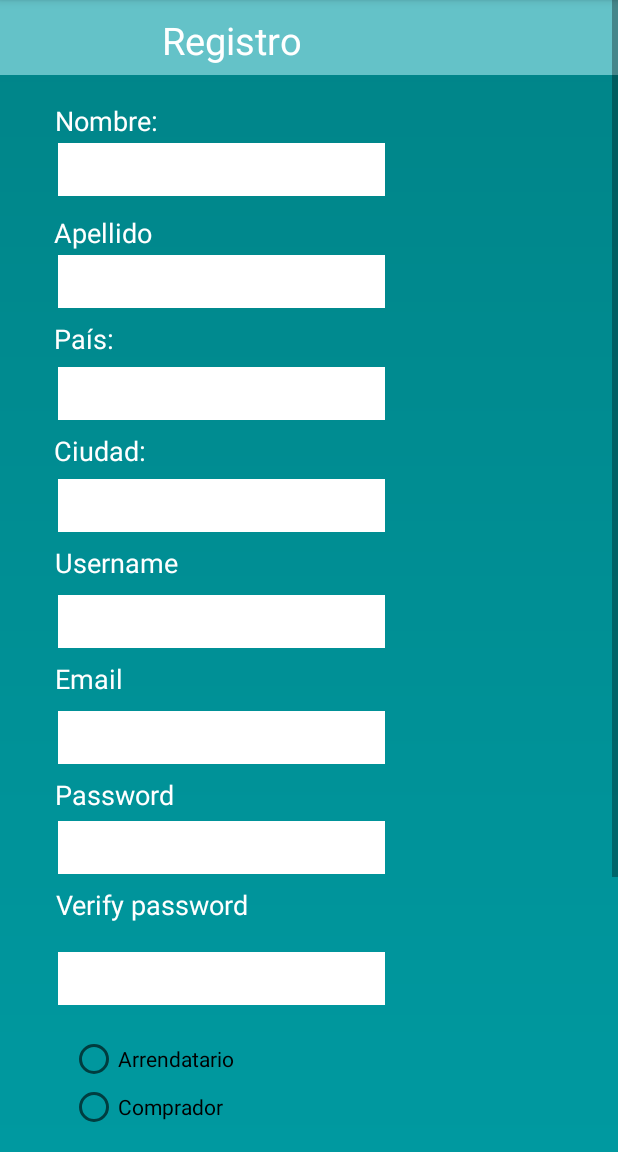
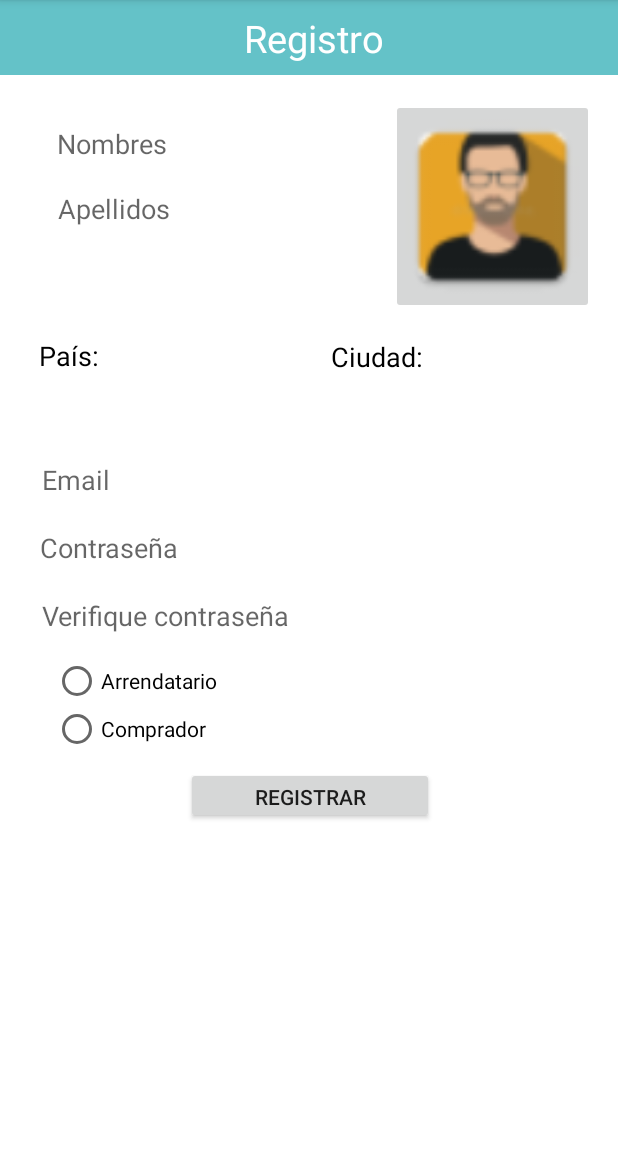
Before and after one commit to IntroCompuMovil18302/EarthBnB, an Android app: the RegisterActivity screen opened directly, with no data from a screen before it, on a phone screen of 412 x 824 dp, the part 84-1236 px from its top. Run offline under Robolectric (Android 15) with nearby library versions, the phone set to English and light mode, and no system bars; our stand-ins replace Firebase (no records; nobody signed in at launch, a user with empty details on screens opened directly); 1 statement that could not run was skipped.

Commit message:
Registro_Nice

```diff
--- a/EarthBandB/app/src/main/res/layout/activity_register.xml
+++ b/EarthBandB/app/src/main/res/layout/activity_register.xml
@@ -4,36 +4,37 @@
     xmlns:tools="http://schemas.android.com/tools"
     android:layout_width="match_parent"
     android:layout_height="match_parent"
-    tools:context=".RegisterActivity"
-    android:background="@drawable/background_gradient">
+    android:background="#ffffff"
+    tools:context=".RegisterActivity">
 
     <android.support.constraint.ConstraintLayout
         android:layout_width="match_parent"
         android:layout_height="50dp"
         android:layout_alignParentStart="true"
+        android:layout_alignParentLeft="true"
         android:layout_alignParentTop="true"
-        android:background="#64c2c8"
-        android:layout_alignParentLeft="true">
+        android:background="#64c2c8">
 
 
         <TextView
             android:id="@+id/textView"
-            android:layout_width="133dp"
+            android:layout_width="95dp"
             android:layout_height="36dp"
+            android:layout_marginStart="100dp"
+            android:layout_marginLeft="100dp"
+            android:layout_marginTop="8dp"
+            android:layout_marginEnd="50dp"
+            android:layout_marginRight="50dp"
             android:layout_marginBottom="3dp"
-            android:layout_marginEnd="50dp"
-            android:layout_marginLeft="100dp"
-            android:layout_marginRight="50dp"
-            android:layout_marginStart="100dp"
-            android:layout_marginTop="8dp"
             android:text="Registro"
             android:textColor="#ffffff"
             android:textSize="25dp"
             app:layout_constraintBottom_toBottomOf="parent"
             app:layout_constraintEnd_toEndOf="parent"
-            app:layout_constraintHorizontal_bias="0.06"
+            app:layout_constraintHorizontal_bias="0.376"
             app:layout_constraintStart_toStartOf="parent"
-            app:layout_constraintTop_toTopOf="parent" />
+            app:layout_constraintTop_toTopOf="parent"
+            app:layout_constraintVertical_bias="0.0" />
     </android.support.constraint.ConstraintLayout>
 
     <ScrollView
@@ -41,6 +42,7 @@
         android:layout_height="match_parent"
         android:layout_alignParentStart="true"
         android:layout_alignParentTop="true"
+        android:layout_marginTop="50dp"
         android:scrollbars="vertical">
 
         <LinearLayout
@@ -50,99 +52,71 @@
             <android.support.constraint.ConstraintLayout
                 android:layout_width="match_parent"
                 android:layout_height="match_parent"
+                android:layout_alignParentStart="true"
                 android:layout_alignParentLeft="true"
-                android:layout_alignParentStart="true"
                 android:layout_centerVertical="true"
                 android:minHeight="205dp">
 
-                <TextView
-                    android:id="@+id/nombreTextView"
-                    android:layout_width="69dp"
-                    android:layout_height="23dp"
-                    android:layout_alignParentBottom="true"
-                    android:layout_alignParentLeft="true"
-                    android:layout_alignParentStart="true"
-                    android:layout_marginTop="68dp"
-                    android:text="Nombre:"
-                    android:textColor="#ffffff"
-                    android:textSize="18dp"
-                    app:layout_constraintEnd_toEndOf="parent"
-                    app:layout_constraintHorizontal_bias="0.107"
+                <EditText
+                    android:id="@+id/NombreEditText"
+                    android:layout_width="181dp"
+                    android:layout_height="35dp"
+                    android:layout_marginStart="8dp"
+                    android:layout_marginLeft="8dp"
+                    android:layout_marginTop="28dp"
+                    android:layout_marginEnd="8dp"
+                    android:layout_marginRight="8dp"
+                    android:background="#ffffff"
+                    android:ems="10"
+                    android:hint="Nombres"
+                    android:inputType="textPersonName"
+                    app:layout_constraintEnd_toStartOf="@+id/imgBtnUsuario"
+                    app:layout_constraintHorizontal_bias="0.472"
                     app:layout_constraintStart_toStartOf="parent"
                     app:layout_constraintTop_toTopOf="parent" />
 
                 <EditText
-                    android:id="@+id/NombreEditText"
-                    android:layout_width="218dp"
+                    android:id="@+id/ApellidoeditText"
+                    android:layout_width="184dp"
                     android:layout_height="35dp"
+                    android:layout_marginStart="8dp"
+                    android:layout_marginLeft="8dp"
+                    android:layout_marginTop="8dp"
                     android:layout_marginEnd="8dp"
-                    android:layout_marginStart="8dp"
-                    android:layout_marginTop="4dp"
+                    android:layout_marginRight="8dp"
                     android:background="#ffffff"
                     android:ems="10"
+                    android:hint="Apellidos"
                     android:inputType="textPersonName"
-                    app:layout_constraintEnd_toEndOf="parent"
-                    app:layout_constraintHorizontal_bias="0.173"
-                    app:layout_constraintStart_toStartOf="parent"
-                    app:layout_constraintTop_toBottomOf="@+id/nombreTextView" />
-
-                <TextView
-                    android:id="@+id/apellidoTextView"
-                    android:layout_width="69dp"
-                    android:layout_height="23dp"
-                    android:layout_marginEnd="8dp"
-                    android:layout_marginStart="8dp"
-                    android:layout_marginTop="12dp"
-                    android:text="Apellido:"
-                    android:textColor="#ffffff"
-                    android:textSize="18sp"
-                    app:layout_constraintEnd_toEndOf="parent"
-                    app:layout_constraintHorizontal_bias="0.086"
+                    app:layout_constraintEnd_toStartOf="@+id/imgBtnUsuario"
                     app:layout_constraintStart_toStartOf="parent"
                     app:layout_constraintTop_toBottomOf="@+id/NombreEditText" />
-
-                <EditText
-                    android:id="@+id/ApellidoeditText"
-                    android:layout_width="218dp"
-                    android:layout_height="35dp"
-                    android:layout_marginEnd="8dp"
-                    android:layout_marginLeft="8dp"
-                    android:layout_marginRight="8dp"
-                    android:layout_marginStart="8dp"
-                    android:layout_marginTop="4dp"
-                    android:background="#ffffff"
-                    android:ems="10"
-                    android:inputType="textPersonName"
-                    app:layout_constraintEnd_toEndOf="parent"
-                    app:layout_constraintHorizontal_bias="0.173"
-                    app:layout_constraintStart_toStartOf="parent"
-                    app:layout_constraintTop_toBottomOf="@+id/apellidoTextView" />
 
                 <TextView
                     android:id="@+id/paisTextView"
                     android:layout_width="69dp"
                     android:layout_height="23dp"
+                    android:layout_marginStart="8dp"
+                    android:layout_marginTop="68dp"
                     android:layout_marginEnd="8dp"
-                    android:layout_marginStart="8dp"
-                    android:layout_marginTop="8dp"
                     android:text="País:"
-                    android:textColor="#ffffff"
+                    android:textColor="#000000"
                     android:textSize="18dp"
                     app:layout_constraintEnd_toEndOf="parent"
-                    app:layout_constraintHorizontal_bias="0.086"
+                    app:layout_constraintHorizontal_bias="0.056"
                     app:layout_constraintStart_toStartOf="parent"
                     app:layout_constraintTop_toBottomOf="@+id/ApellidoeditText" />
 
                 <Spinner
                     android:id="@+id/Paisspinner"
-                    android:layout_width="218dp"
+                    android:layout_width="138dp"
                     android:layout_height="35dp"
-                    android:layout_marginEnd="8dp"
-                    android:layout_marginStart="8dp"
+                    android:layout_marginStart="24dp"
+                    android:layout_marginLeft="24dp"
                     android:layout_marginTop="8dp"
+                    android:layout_marginBottom="10dp"
                     android:background="#ffffff"
-                    app:layout_constraintEnd_toEndOf="parent"
-                    app:layout_constraintHorizontal_bias="0.173"
+                    app:layout_constraintBottom_toTopOf="@+id/emailEditText"
                     app:layout_constraintStart_toStartOf="parent"
                     app:layout_constraintTop_toBottomOf="@+id/paisTextView" />
 
@@ -150,162 +124,97 @@
                     android:id="@+id/CiudadtextView"
                     android:layout_width="69dp"
                     android:layout_height="23dp"
+                    android:layout_marginStart="8dp"
+                    android:layout_marginLeft="8dp"
+                    android:layout_marginTop="16dp"
                     android:layout_marginEnd="8dp"
-                    android:layout_marginStart="8dp"
-                    android:layout_marginTop="8dp"
                     android:text="Ciudad:"
-                    android:textColor="#ffffff"
+                    android:textColor="#000000"
                     android:textSize="18dp"
                     app:layout_constraintEnd_toEndOf="parent"
-                    app:layout_constraintHorizontal_bias="0.086"
-                    app:layout_constraintStart_toStartOf="parent"
-                    app:layout_constraintTop_toBottomOf="@+id/Paisspinner" />
+                    app:layout_constraintHorizontal_bias="0.507"
+                    app:layout_constraintStart_toEndOf="@+id/paisTextView"
+                    app:layout_constraintTop_toBottomOf="@+id/imgBtnUsuario" />
 
                 <Spinner
                     android:id="@+id/Ciudadspinner"
-                    android:layout_width="218dp"
+                    android:layout_width="150dp"
                     android:layout_height="35dp"
+                    android:layout_marginStart="8dp"
+                    android:layout_marginLeft="8dp"
+                    android:layout_marginTop="8dp"
                     android:layout_marginEnd="8dp"
-                    android:layout_marginStart="8dp"
-                    android:layout_marginTop="8dp"
+                    android:layout_marginBottom="10dp"
                     android:background="#ffffff"
+                    app:layout_constraintBottom_toTopOf="@+id/emailEditText"
                     app:layout_constraintEnd_toEndOf="parent"
-                    app:layout_constraintHorizontal_bias="0.173"
-                    app:layout_constraintStart_toStartOf="parent"
-                    app:layout_constraintTop_toBottomOf="@+id/CiudadtextView" />
-
-                <TextView
-                    android:id="@+id/usernameTextView"
-                    android:layout_width="95dp"
-                    android:layout_height="26dp"
-                    android:layout_marginEnd="8dp"
-                    android:layout_marginStart="8dp"
-                    android:layout_marginTop="8dp"
-                    android:text="Username"
-                    android:textColor="#ffffff"
-                    android:textSize="18dp"
-                    app:layout_constraintEnd_toEndOf="parent"
-                    app:layout_constraintHorizontal_bias="0.095"
-                    app:layout_constraintStart_toStartOf="parent"
-                    app:layout_constraintTop_toBottomOf="@+id/Ciudadspinner" />
-
-                <EditText
-                    android:id="@+id/usernameEditText"
-                    android:layout_width="218dp"
-                    android:layout_height="35dp"
-                    android:layout_marginEnd="8dp"
-                    android:layout_marginStart="8dp"
-                    android:layout_marginTop="8dp"
-                    android:background="#ffffff"
-                    android:ems="10"
-                    android:inputType="textPersonName"
-                    app:layout_constraintEnd_toEndOf="parent"
-                    app:layout_constraintHorizontal_bias="0.173"
-                    app:layout_constraintStart_toStartOf="parent"
-                    app:layout_constraintTop_toBottomOf="@+id/usernameTextView" />
-
-                <TextView
-                    android:id="@+id/emailTextView"
-                    android:layout_width="95dp"
-                    android:layout_height="26dp"
-                    android:layout_marginEnd="8dp"
-                    android:layout_marginStart="8dp"
-                    android:layout_marginTop="8dp"
-                    android:text="Email"
-                    android:textColor="#ffffff"
-                    android:textSize="18dp"
-                    app:layout_constraintEnd_toEndOf="parent"
-                    app:layout_constraintHorizontal_bias="0.095"
-                    app:layout_constraintStart_toStartOf="parent"
-                    app:layout_constraintTop_toBottomOf="@+id/usernameEditText" />
+                    app:layout_constraintHorizontal_bias="0.642"
+                    app:layout_constraintStart_toEndOf="@+id/Paisspinner"
+                    app:layout_constraintTop_toBottomOf="@+id/CiudadtextView"
+                    app:layout_constraintVertical_bias="0.0" />
 
                 <EditText
                     android:id="@+id/emailEditText"
                     android:layout_width="218dp"
                     android:layout_height="35dp"
+                    android:layout_marginStart="8dp"
                     android:layout_marginEnd="8dp"
-                    android:layout_marginStart="8dp"
-                    android:layout_marginTop="8dp"
+                    android:layout_marginBottom="10dp"
                     android:background="#ffffff"
                     android:ems="10"
+                    android:hint="Email"
                     android:inputType="textPersonName"
+                    app:layout_constraintBottom_toTopOf="@+id/passEditText"
                     app:layout_constraintEnd_toEndOf="parent"
-                    app:layout_constraintHorizontal_bias="0.173"
-                    app:layout_constraintStart_toStartOf="parent"
-                    app:layout_constraintTop_toBottomOf="@+id/emailTextView" />
-
-                <TextView
-                    android:id="@+id/passTextView"
-                    android:layout_width="95dp"
-                    android:layout_height="26dp"
-                    android:layout_marginEnd="8dp"
-                    android:layout_marginStart="8dp"
-                    android:layout_marginTop="8dp"
-                    android:text="Password"
-                    android:textColor="#ffffff"
-                    android:textSize="18dp"
-                    app:layout_constraintEnd_toEndOf="parent"
-                    app:layout_constraintHorizontal_bias="0.095"
-                    app:layout_constraintStart_toStartOf="parent"
-                    app:layout_constraintTop_toBottomOf="@+id/emailEditText" />
+                    app:layout_constraintHorizontal_bias="0.113"
+                    app:layout_constraintStart_toStartOf="parent" />
 
                 <EditText
                     android:id="@+id/passEditText"
                     android:layout_width="218dp"
                     android:layout_height="35dp"
+                    android:layout_marginStart="8dp"
+                    android:layout_marginLeft="8dp"
                     android:layout_marginEnd="8dp"
-                    android:layout_marginLeft="8dp"
                     android:layout_marginRight="8dp"
-                    android:layout_marginStart="8dp"
-                    android:layout_marginTop="4dp"
+                    android:layout_marginBottom="10dp"
                     android:background="#ffffff"
                     android:ems="10"
+                    android:hint="Contraseña"
                     android:inputType="textPassword"
+                    android:password="true"
+                    app:layout_constraintBottom_toTopOf="@+id/verifyEditText"
                     app:layout_constraintEnd_toEndOf="parent"
-                    app:layout_constraintHorizontal_bias="0.173"
-                    app:layout_constraintStart_toStartOf="parent"
-                    app:layout_constraintTop_toBottomOf="@+id/passTextView" />
-
-                <TextView
-                    android:id="@+id/verifyTextView"
-                    android:layout_width="141dp"
-                    android:layout_height="36dp"
-                    android:layout_marginEnd="8dp"
-                    android:layout_marginStart="8dp"
-                    android:layout_marginTop="8dp"
-                    android:text="Verify password"
-                    android:textColor="#ffffff"
-                    android:textSize="18dp"
-                    app:layout_constraintEnd_toEndOf="parent"
-                    app:layout_constraintHorizontal_bias="0.114"
-                    app:layout_constraintStart_toStartOf="parent"
-                    app:layout_constraintTop_toBottomOf="@+id/passEditText" />
+                    app:layout_constraintHorizontal_bias="0.106"
+                    app:layout_constraintStart_toStartOf="parent" />
 
                 <EditText
                     android:id="@+id/verifyEditText"
                     android:layout_width="218dp"
                     android:layout_height="35dp"
+                    android:layout_marginStart="8dp"
                     android:layout_marginEnd="8dp"
-                    android:layout_marginStart="8dp"
-                    android:layout_marginTop="8dp"
+                    android:layout_marginBottom="10dp"
                     android:background="#ffffff"
                     android:ems="10"
+                    android:hint="Verifique contraseña"
                     android:inputType="textPassword"
+                    android:password="true"
+                    app:layout_constraintBottom_toTopOf="@+id/radioGroup"
                     app:layout_constraintEnd_toEndOf="parent"
-                    app:layout_constraintHorizontal_bias="0.173"
-                    app:layout_constraintStart_toStartOf="parent"
-                    app:layout_constraintTop_toBottomOf="@+id/verifyTextView" />
+                    app:layout_constraintHorizontal_bias="0.113"
+                    app:layout_constraintStart_toStartOf="parent" />
 
                 <RadioGroup
                     android:id="@+id/radioGroup"
                     android:layout_width="319dp"
                     android:layout_height="63dp"
-                    android:layout_marginTop="20dp"
+                    android:layout_marginBottom="10dp"
                     android:orientation="vertical"
+                    app:layout_constraintBottom_toTopOf="@+id/btnRegistrar"
                     app:layout_constraintEnd_toEndOf="parent"
-                    app:layout_constraintHorizontal_bias="0.507"
-                    app:layout_constraintStart_toStartOf="parent"
-                    app:layout_constraintTop_toBottomOf="@+id/verifyEditText">
+                    app:layout_constraintHorizontal_bias="0.384"
+                    app:layout_constraintStart_toStartOf="parent">
 
                     <RadioButton
                         android:id="@+id/radio_arrendatario"
@@ -320,38 +229,38 @@
                         android:text="Comprador" />
                 </RadioGroup>
 
+                <Button
+                    android:id="@+id/btnRegistrar"
+                    android:layout_width="165dp"
+                    android:layout_height="38dp"
+                    android:layout_marginStart="8dp"
+                    android:layout_marginEnd="8dp"
+                    android:text="Registrar"
+                    android:visibility="visible"
+                    app:layout_constraintBottom_toBottomOf="parent"
+                    app:layout_constraintEnd_toEndOf="parent"
+                    app:layout_constraintHorizontal_bias="0.502"
+                    app:layout_constraintStart_toStartOf="parent" />
+
                 <ImageButton
                     android:id="@+id/imgBtnUsuario"
-                    android:layout_width="190dp"
-                    android:layout_height="177dp"
-                    android:layout_marginEnd="8dp"
-                    android:layout_marginStart="8dp"
-                    android:layout_marginTop="24dp"
+                    android:layout_width="135dp"
+                    android:layout_height="143dp"
+                    android:layout_alignParentTop="true"
+                    android:layout_alignParentEnd="true"
+                    android:layout_alignParentRight="true"
+                    android:layout_marginTop="8dp"
+                    android:layout_marginEnd="16dp"
+                    android:layout_marginRight="16dp"
+                    android:layout_marginBottom="8dp"
                     android:scaleType="centerCrop"
                     android:src="@mipmap/ic_usuario"
                     android:text=""
                     android:visibility="visible"
+                    app:layout_constraintBottom_toTopOf="@+id/Paisspinner"
                     app:layout_constraintEnd_toEndOf="parent"
-                    app:layout_constraintHorizontal_bias="0.398"
-                    app:layout_constraintStart_toStartOf="parent"
-                    app:layout_constraintTop_toBottomOf="@+id/radioGroup" />
-
-                <Button
-                    android:id="@+id/btnRegistrar"
-                    android:layout_width="165dp"
-                    android:layout_height="38dp"
-                    android:layout_marginBottom="8dp"
-                    android:layout_marginEnd="8dp"
-                    android:layout_marginStart="8dp"
-                    android:layout_marginTop="8dp"
-                    android:text="Registrar"
-                    android:visibility="visible"
-                    app:layout_constraintBottom_toBottomOf="parent"
-                    app:layout_constraintEnd_toEndOf="parent"
-                    app:layout_constraintHorizontal_bias="0.467"
-                    app:layout_constraintStart_toStartOf="parent"
-                    app:layout_constraintTop_toBottomOf="@+id/imgBtnUsuario"
-                    app:layout_constraintVertical_bias="0.0" />
+                    app:layout_constraintTop_toTopOf="parent"
+                    app:layout_constraintVertical_bias="0.173" />
 
 
             </android.support.constraint.ConstraintLayout>
```
